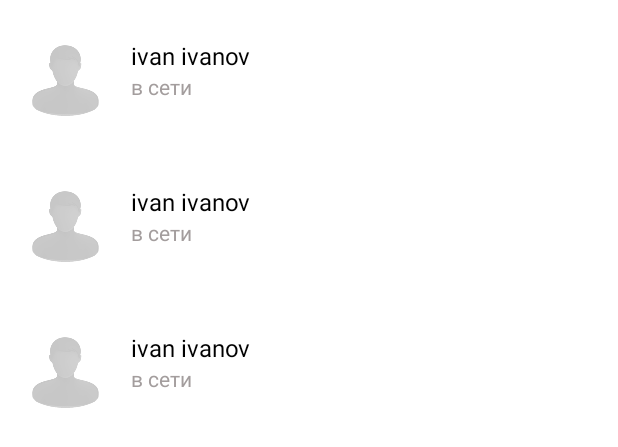
After one commit to andreilemdyanov/Banderol, an Android app: the layout fragment_contacts.xml on its own in the app's theme, with its tools: preview values and no code run, on a phone screen of 412 x 824 dp. The commit adds this screen. Shown: the top 447 px of the screen. Run offline under Robolectric (Android 15) with nearby library versions, the phone set to English and light mode, and no system bars.

Commit message:
add ContactsFragment with RecyclerView.

```diff
--- a/app/build.gradle
+++ b/app/build.gradle
@@ -48,5 +48,6 @@ dependencies {
     implementation 'de.hdodenhof:circleimageview:3.1.0'
     api 'com.theartofdev.edmodo:android-image-cropper:2.8.0'
     implementation 'com.squareup.picasso:picasso:2.71828'
+    implementation 'com.firebaseui:firebase-ui-database:6.2.1'
 
 }
--- a/app/src/main/java/com/work/banderol/MainActivity.kt
+++ b/app/src/main/java/com/work/banderol/MainActivity.kt
@@ -25,7 +25,7 @@ class MainActivity : AppCompatActivity() {
 
     private lateinit var mBinding: ActivityMainBinding
     lateinit var mAppDrawer: AppDrawer
-    private lateinit var mToolbar: Toolbar
+    lateinit var mToolbar: Toolbar
 
     override fun onCreate(savedInstanceState: Bundle?) {
         super.onCreate(savedInstanceState)
@@ -64,7 +64,7 @@ class MainActivity : AppCompatActivity() {
 
     private fun initFields() {
         mToolbar = mBinding.mainToolbar
-        mAppDrawer = AppDrawer(this, mToolbar)
+        mAppDrawer = AppDrawer()
 
     }
 
--- a/app/src/main/java/com/work/banderol/model/CommonModel.kt
+++ b/app/src/main/java/com/work/banderol/model/CommonModel.kt
@@ -5,7 +5,7 @@ data class CommonModel(
     var username: String = "",
     var bio: String = "",
     var fullname: String = "",
-    var status: String = "",
+    var state: String = "",
     var phone: String = "",
     var photoUrl: String = "empty"
 )
--- a/app/src/main/java/com/work/banderol/model/User.kt
+++ b/app/src/main/java/com/work/banderol/model/User.kt
@@ -5,7 +5,7 @@ data class User(
     var username: String = "",
     var bio: String = "",
     var fullname: String = "",
-    var status: String = "",
+    var state: String = "",
     var phone: String = "",
     var photoUrl: String = "empty"
 )
--- a/app/src/main/java/com/work/banderol/ui/fragments/SettingsFragment.kt
+++ b/app/src/main/java/com/work/banderol/ui/fragments/SettingsFragment.kt
@@ -24,7 +24,7 @@ class SettingsFragment : BaseFragment(R.layout.fragment_settings) {
         settings_bio.text = USER.bio
         settings_full_name.text = USER.fullname
         settings_phone_number.text = USER.phone
-        settings_status.text = USER.status
+        settings_status.text = USER.state
         settings_username.text = USER.username
         settings_btn_change_username.setOnClickListener { replaceFragment(ChangeUsernameFragment()) }
         settings_btn_change_bio.setOnClickListener { replaceFragment(ChangeBioFragment()) }
--- a/app/src/main/java/com/work/banderol/utilits/AppStates.kt
+++ b/app/src/main/java/com/work/banderol/utilits/AppStates.kt
@@ -9,7 +9,7 @@ enum class AppStates(val state: String) {
         fun updateState(appStates: AppStates) {
             REF_DATABASE_ROOT.child(NODE_USERS).child(CURRENT_UID).child(CHILD_STATE)
                 .setValue(appStates.state)
-                .addOnSuccessListener { USER.status = appStates.state }
+                .addOnSuccessListener { USER.state = appStates.state }
                 .addOnFailureListener { showToast(it.message.toString()) }
         }
     }
--- /dev/null
+++ b/app/src/main/res/layout/contact_item.xml
@@ -0,0 +1,31 @@
+<?xml version="1.0" encoding="utf-8"?>
+<androidx.constraintlayout.widget.ConstraintLayout xmlns:android="http://schemas.android.com/apk/res/android"
+    xmlns:app="http://schemas.android.com/apk/res-auto"
+    xmlns:tools="http://schemas.android.com/tools"
+    style="@style/settingsButton"
+    android:layout_width="match_parent"
+    android:layout_height="wrap_content"
+    android:layout_margin="@dimen/horizontal_margin">
+
+    <de.hdodenhof.circleimageview.CircleImageView
+        android:id="@+id/contact_photo"
+        android:layout_width="@dimen/settings_user_photo_width"
+        android:layout_height="@dimen/settings_user_photo_height"
+        android:src="@drawable/default_photo"
+        app:layout_constraintBottom_toBottomOf="parent"
+        app:layout_constraintStart_toStartOf="parent"
+        app:layout_constraintTop_toTopOf="parent" />
+
+    <TextView
+        android:id="@+id/contact_fullname"
+        style="@style/normalText"
+        tools:text="ivan ivanov"
+        app:layout_constraintStart_toEndOf="@id/contact_photo"
+        app:layout_constraintTop_toTopOf="parent"/>
+    <TextView
+        android:id="@+id/contact_status"
+        style="@style/smallText"
+        tools:text="в сети"
+        app:layout_constraintStart_toEndOf="@id/contact_photo"
+        app:layout_constraintTop_toBottomOf="@id/contact_fullname"/>
+</androidx.constraintlayout.widget.ConstraintLayout>
--- /dev/null
+++ b/app/src/main/res/layout/fragment_contacts.xml
@@ -0,0 +1,16 @@
+<?xml version="1.0" encoding="utf-8"?>
+<FrameLayout xmlns:android="http://schemas.android.com/apk/res/android"
+    xmlns:tools="http://schemas.android.com/tools"
+    android:layout_width="match_parent"
+    android:layout_height="match_parent"
+    xmlns:app="http://schemas.android.com/apk/res-auto"
+    tools:context=".ui.fragments.ContactsFragment">
+
+  <androidx.recyclerview.widget.RecyclerView
+      android:id="@+id/contacts_recycler_view"
+      android:layout_width="match_parent"
+      android:layout_height="match_parent"
+      tools:listitem="@layout/contact_item"
+      app:layoutManager="androidx.recyclerview.widget.LinearLayoutManager"/>
+
+</FrameLayout>
```
Also changed, not shown: app/src/main/java/com/work/banderol/ui/fragments/ContactsFragment.kt (added, +82 -0 lines), app/src/main/java/com/work/banderol/ui/fragments/EnterCodeFragment.kt (+9 -9 lines), app/src/main/java/com/work/banderol/ui/objects/AppDrawer.kt (+21 -14 lines), app/src/main/java/com/work/banderol/utilits/appDatabaseHelper.kt (+23 -0 lines).
